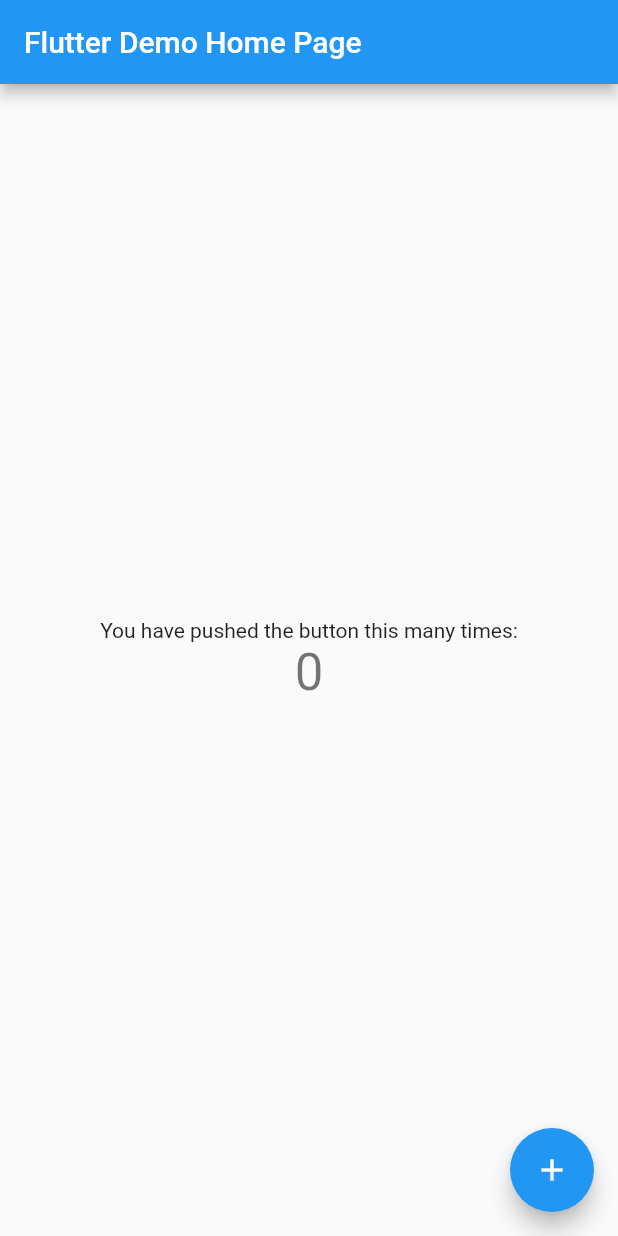
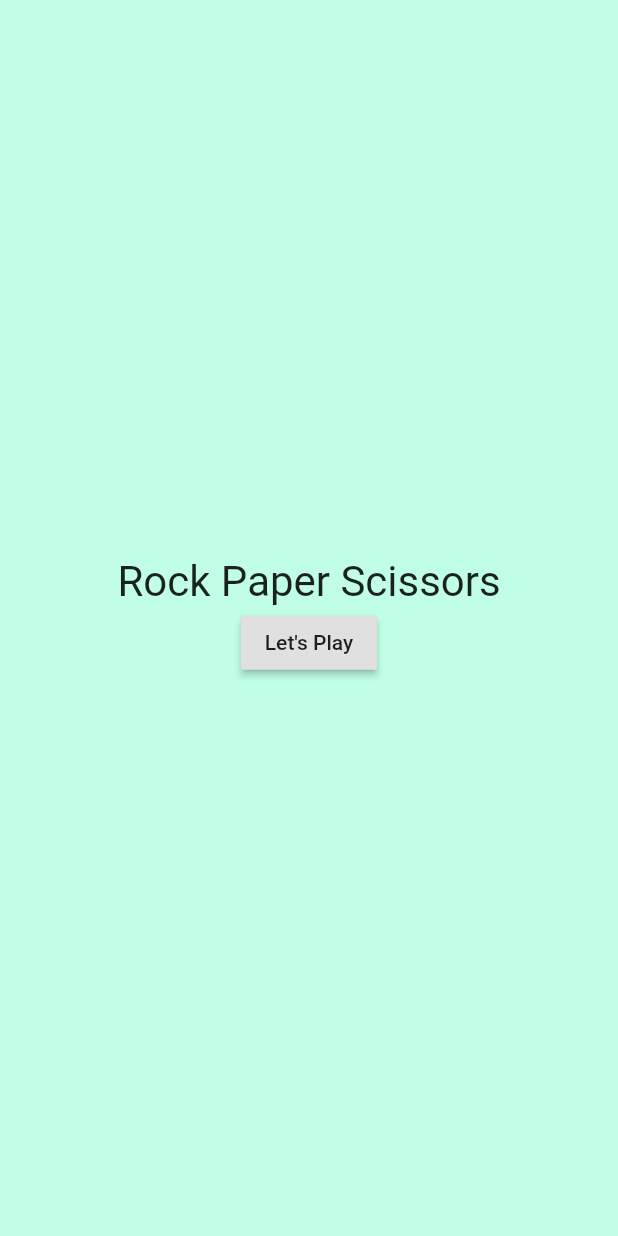
Before and after one commit to Adam-Ozbayraktar/rock-paper-scissors-mobile-app, a Flutter app: the screen it shows after launch, on a phone screen of 412 x 824 dp. Run offline on Flutter 3.47's test engine with Material 2 defaults, Android fonts, the phone set to English and light mode, and no system bars.

Commit message:
Page Routing

```diff
--- /dev/null
+++ b/lib/intro.dart
@@ -0,0 +1,15 @@
+import 'package:flutter/material.dart';
+
+class Intro extends StatelessWidget {
+  @override
+  Widget build(BuildContext context) {
+    return Container(
+      width: double.infinity,
+      child: Text(
+        'Rock Paper Scissors',
+        style: TextStyle(fontSize: 28),
+        textAlign: TextAlign.center,
+      ),
+    );
+  }
+}
--- a/lib/main.dart
+++ b/lib/main.dart
@@ -1,111 +1,61 @@
 import 'package:flutter/material.dart';
 
-void main() => runApp(MyApp());
+import './intro.dart';
 
-class MyApp extends StatelessWidget {
-  // This widget is the root of your application.
+void main() {
+  runApp(MaterialApp(
+    title: 'Named Routes Demo',
+    // Start the app with the "/" named route. In this case, the app starts
+    // on the FirstScreen widget.
+    initialRoute: '/',
+    routes: {
+      // When navigating to the "/" route, build the FirstScreen widget.
+      '/': (context) => FirstScreen(),
+      // When navigating to the "/second" route, build the SecondScreen widget.
+      '/second': (context) => SecondScreen(),
+    },
+  ));
+}
+
+class FirstScreen extends StatelessWidget {
   @override
   Widget build(BuildContext context) {
-    return MaterialApp(
-      title: 'Flutter Demo',
-      theme: ThemeData(
-        // This is the theme of your application.
-        //
-        // Try running your application with "flutter run". You'll see the
-        // application has a blue toolbar. Then, without quitting the app, try
-        // changing the primarySwatch below to Colors.green and then invoke
-        // "hot reload" (press "r" in the console where you ran "flutter run",
-        // or simply save your changes to "hot reload" in a Flutter IDE).
-        // Notice that the counter didn't reset back to zero; the application
-        // is not restarted.
-        primarySwatch: Colors.blue,
+    return Scaffold(
+      backgroundColor: Color.fromARGB(255, 192, 255, 230),
+      body: Column(
+        mainAxisSize: MainAxisSize.max,
+        mainAxisAlignment: MainAxisAlignment.center,
+        children: [
+          Intro(),
+          RaisedButton(
+            child: Text('Let\'s Play'),
+            onPressed: () {
+              Navigator.pushNamed(context, '/second');
+            },
+          ),
+        ],
       ),
-      home: MyHomePage(title: 'Flutter Demo Home Page'),
     );
   }
 }
 
-class MyHomePage extends StatefulWidget {
-  MyHomePage({Key key, this.title}) : super(key: key);
-
-  // This widget is the home page of your application. It is stateful, meaning
-  // that it has a State object (defined below) that contains fields that affect
-  // how it looks.
-
-  // This class is the configuration for the state. It holds the values (in this
-  // case the title) provided by the parent (in this case the App widget) and
-  // used by the build method of the State. Fields in a Widget subclass are
-  // always marked "final".
-
-  final String title;
-
-  @override
-  _MyHomePageState createState() => _MyHomePageState();
-}
-
-class _MyHomePageState extends State<MyHomePage> {
-  int _counter = 0;
-
-  void _incrementCounter() {
-    setState(() {
-      // This call to setState tells the Flutter framework that something has
-      // changed in this State, which causes it to rerun the build method below
-      // so that the display can reflect the updated values. If we changed
-      // _counter without calling setState(), then the build method would not be
-      // called again, and so nothing would appear to happen.
-      _counter++;
-    });
-  }
-
+class SecondScreen extends StatelessWidget {
   @override
   Widget build(BuildContext context) {
-    // This method is rerun every time setState is called, for instance as done
-    // by the _incrementCounter method above.
-    //
-    // The Flutter framework has been optimized to make rerunning build methods
-    // fast, so that you can just rebuild anything that needs updating rather
-    // than having to individually change instances of widgets.
     return Scaffold(
-      appBar: AppBar(
-        // Here we take the value from the MyHomePage object that was created by
-        // the App.build method, and use it to set our appbar title.
-        title: Text(widget.title),
+      body: Column(
+        mainAxisSize: MainAxisSize.max,
+        mainAxisAlignment: MainAxisAlignment.center,
+        children: [
+          Intro(),
+          RaisedButton(
+            child: Text('Go Back'),
+            onPressed: () {
+              Navigator.pushNamed(context, '/');
+            },
+          ),
+        ],
       ),
-      body: Center(
-        // Center is a layout widget. It takes a single child and positions it
-        // in the middle of the parent.
-        child: Column(
-          // Column is also a layout widget. It takes a list of children and
-          // arranges them vertically. By default, it sizes itself to fit its
-          // children horizontally, and tries to be as tall as its parent.
-          //
-          // Invoke "debug painting" (press "p" in the console, choose the
-          // "Toggle Debug Paint" action from the Flutter Inspector in Android
-          // Studio, or the "Toggle Debug Paint" command in Visual Studio Code)
-          // to see the wireframe for each widget.
-          //
-          // Column has various properties to control how it sizes itself and
-          // how it positions its children. Here we use mainAxisAlignment to
-          // center the children vertically; the main axis here is the vertical
-          // axis because Columns are vertical (the cross axis would be
-          // horizontal).
-          mainAxisAlignment: MainAxisAlignment.center,
-          children: <Widget>[
-            Text(
-              'You have pushed the button this many times:',
-            ),
-            Text(
-              '$_counter',
-              style: Theme.of(context).textTheme.display1,
-            ),
-          ],
-        ),
-      ),
-      floatingActionButton: FloatingActionButton(
-        onPressed: _incrementCounter,
-        tooltip: 'Increment',
-        child: Icon(Icons.add),
-      ), // This trailing comma makes auto-formatting nicer for build methods.
     );
   }
 }
```
Also changed, not shown: lib/temp.dart (added, +62 -0 lines).
